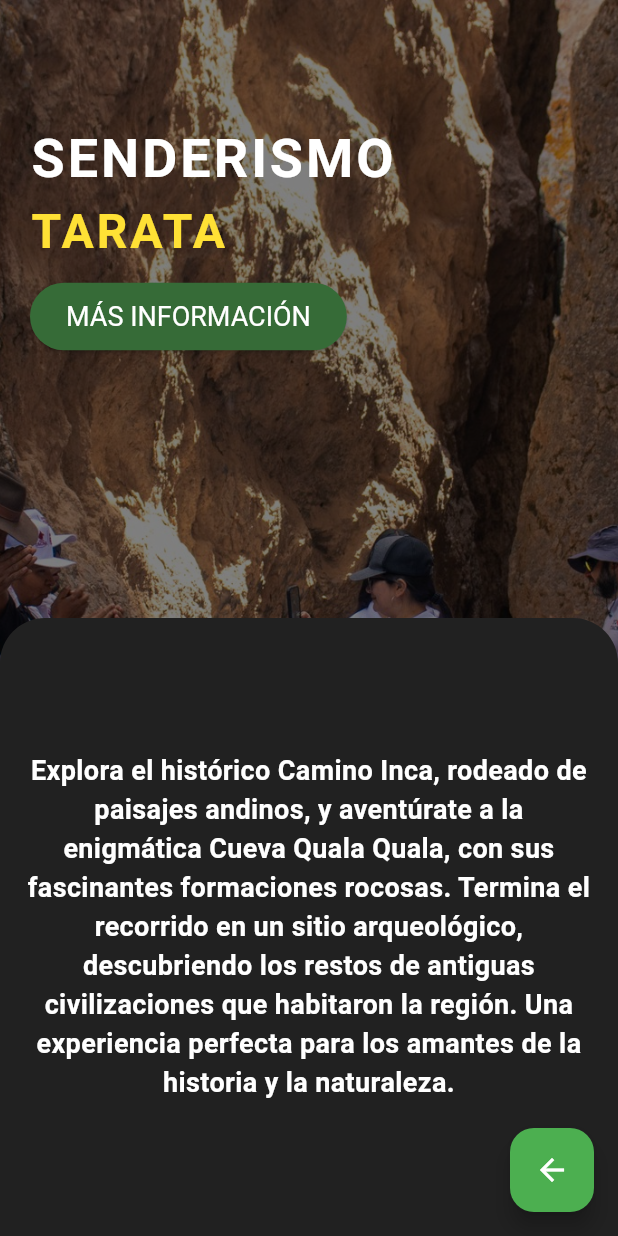
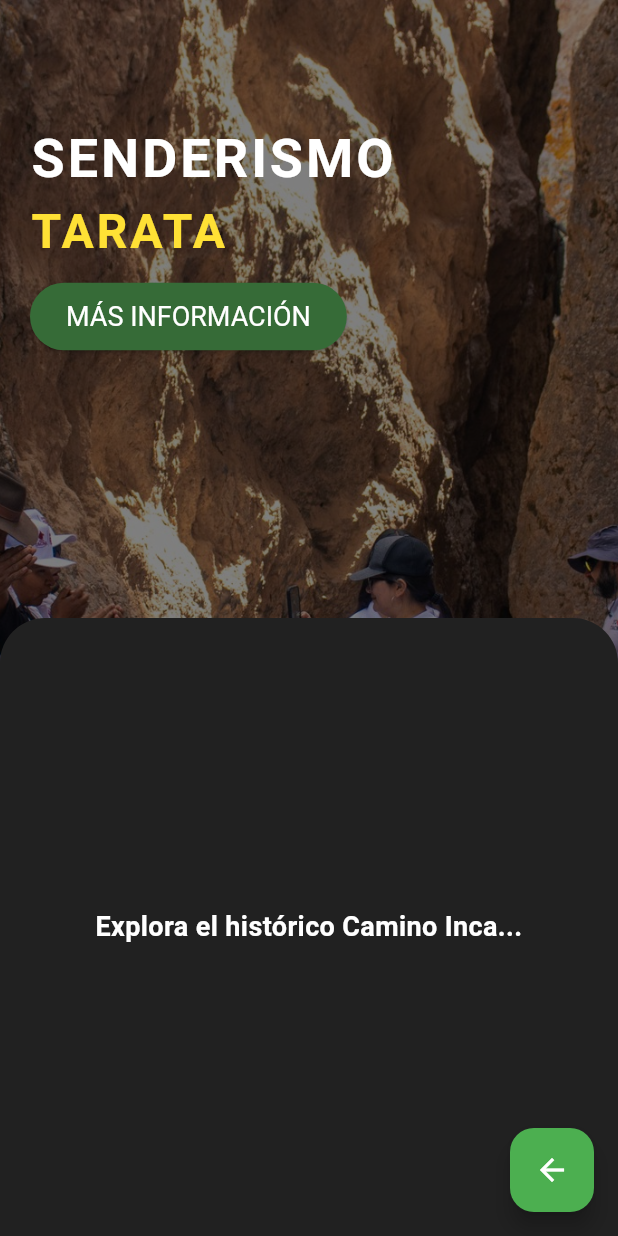
Before and after one commit to PreguntadosMoviles/TarataApp, a Flutter app: the SenderismoScreen screen opened directly, after a tap on "MÁS INFORMACIÓN", on a phone screen of 412 x 824 dp. Run offline on Flutter 3.47's test engine with Material 3 defaults, Android fonts, the phone set to English and light mode, and no system bars; our stand-ins replace carousel_slider, google_maps_flutter, video_player; missing offline and left inert: flutter_polyline_points.

Commit message:
capa transparente corregida

```diff
--- a/lib/senderismo.dart
+++ b/lib/senderismo.dart
@@ -1,6 +1,5 @@
 import 'package:flutter/material.dart';
 import 'dart:async';
-import 'dashboard.dart';
 
 void main() {
   runApp(MyApp());
@@ -38,8 +37,7 @@
     super.initState();
     _imageChangeTimer = Timer.periodic(Duration(seconds: 3), (timer) {
       setState(() {
-        _currentImageIndex = (_currentImageIndex + 1) %
-            _backgroundImages.length;
+        _currentImageIndex = (_currentImageIndex + 1) % _backgroundImages.length;
       });
     });
   }
@@ -69,6 +67,7 @@
         onTap: _hideContainer,
         child: Stack(
           children: [
+            // Fondo de imágenes cambiantes
             Positioned.fill(
               child: ColorFiltered(
                 colorFilter: ColorFilter.mode(
@@ -81,6 +80,7 @@
                 ),
               ),
             ),
+            // Contenido superior
             Positioned(
               top: 40,
               left: 20,
@@ -112,8 +112,7 @@
                   ElevatedButton(
                     onPressed: _toggleContainerVisibility,
                     style: ElevatedButton.styleFrom(
-                      backgroundColor:
-                          Color.fromARGB(255, 54, 107, 55),
+                      backgroundColor: Color.fromARGB(255, 54, 107, 55),
                       padding:
                           EdgeInsets.symmetric(horizontal: 24, vertical: 12),
                       textStyle: TextStyle(fontSize: 18),
@@ -126,6 +125,7 @@
                 ],
               ),
             ),
+            // Contenedor inferior con información
             Positioned(
               left: 0,
               right: 0,
@@ -133,8 +133,6 @@
               child: AnimatedOpacity(
                 opacity: _isContainerVisible ? 1.0 : 0.0,
                 duration: Duration(milliseconds: 300),
-                child: Visibility(
-                  visible: _isContainerVisible,
                 child: Container(
                   decoration: BoxDecoration(
                     color: Colors.grey[900],
@@ -149,7 +147,7 @@
                     mainAxisAlignment: MainAxisAlignment.center,
                     children: [
                       Text(
-                          'Explora el histórico Camino Inca, rodeado de paisajes andinos, y aventúrate a la enigmática Cueva Quala Quala, con sus fascinantes formaciones rocosas. Termina el recorrido en un sitio arqueológico, descubriendo los restos de antiguas civilizaciones que habitaron la región. Una experiencia perfecta para los amantes de la historia y la naturaleza.',
+                        'Explora el histórico Camino Inca...',
                         style: TextStyle(
                           color: Colors.white,
                           fontSize: 18,
@@ -162,25 +160,18 @@
                 ),
               ),
             ),
-            ),
           ],
         ),
       ),
-      floatingActionButton: Visibility(
-        visible:
-            _isContainerVisible,
-        child: Positioned(
-          left: 20,
-          top: 40,
-          child: FloatingActionButton(
+      floatingActionButton: _isContainerVisible
+          ? FloatingActionButton(
               backgroundColor: Colors.green,
               child: Icon(Icons.arrow_back, color: Colors.white),
               onPressed: () {
                 Navigator.pop(context);
               },
-          ),
-        ),
-      ),
+            )
+          : null, // Solo mostrar el botón si el contenedor es visible
     );
   }
 }
```
Also changed, not shown: lib/juegos.dart (+11 -20 lines). Lines whose indentation alone changed are shown as unchanged.
